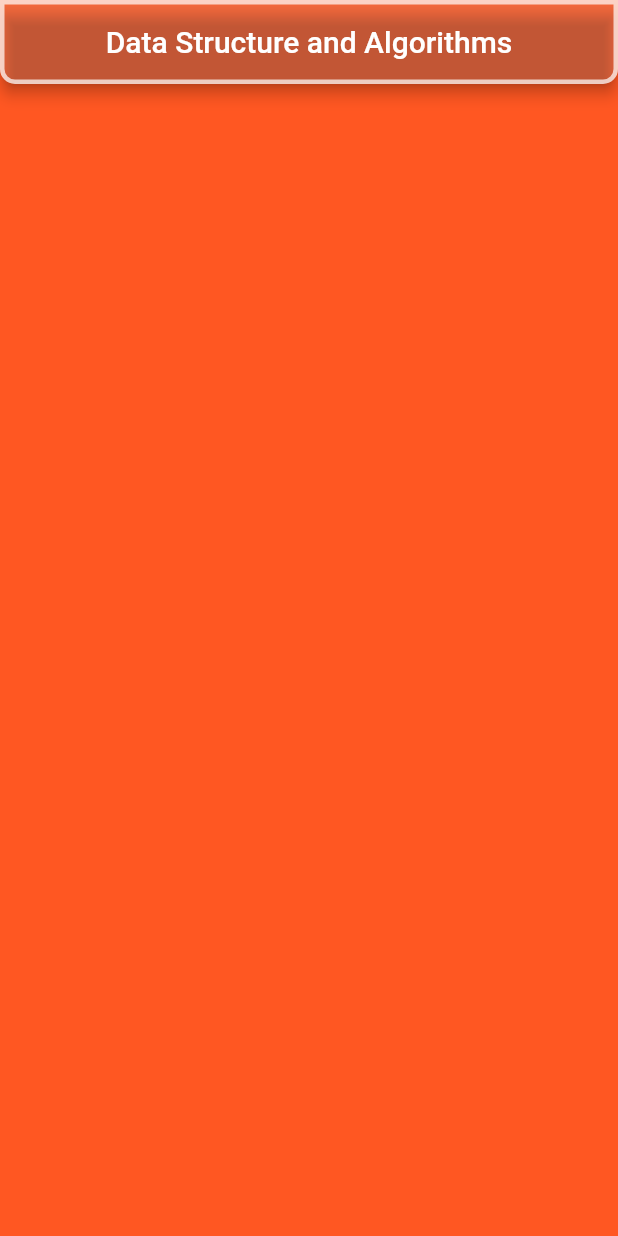
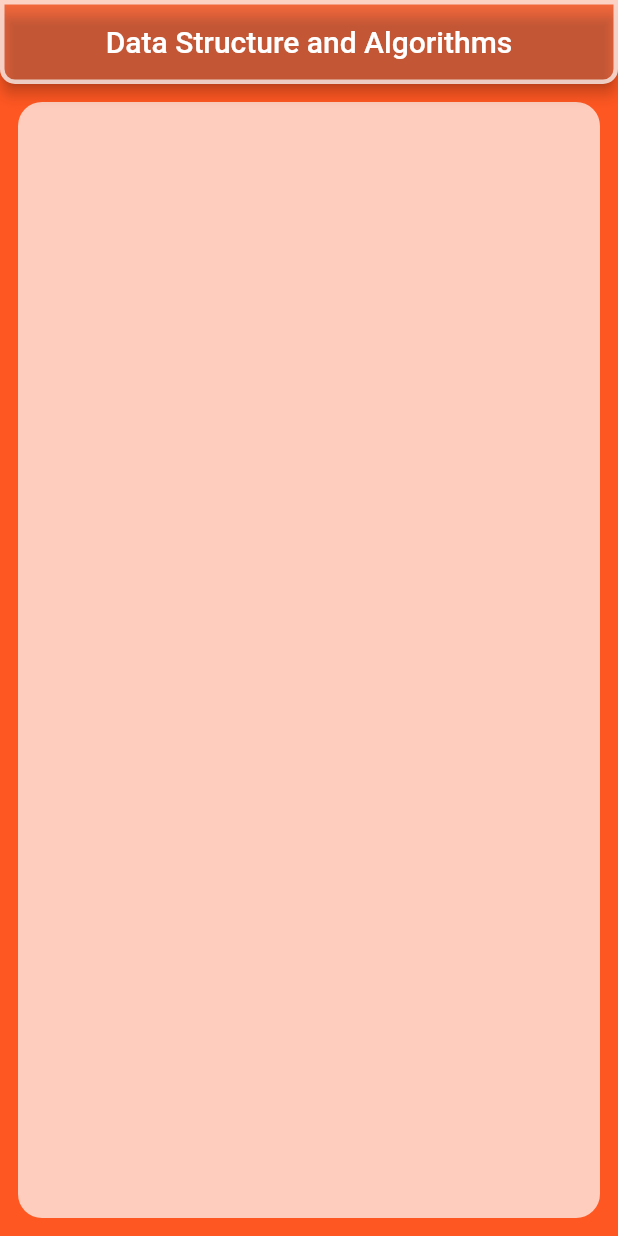
Before and after one commit to Vibhanshu2209/newAlgo, a Flutter app: the screen it shows after launch, on a phone screen of 412 x 824 dp. Run offline on Flutter 3.47's test engine with Material 2 defaults, Android fonts, the phone set to English and light mode, and no system bars; missing offline and left inert: dart:html.

Commit message:
ui2sub container added

```diff
--- a/lib/main.dart
+++ b/lib/main.dart
@@ -28,6 +28,13 @@ class MyApp extends StatelessWidget {
           ),
           title: Text('Data Structure and Algorithms'),
         ),
+        body: Container(
+          margin: EdgeInsets.all(12),
+          decoration: BoxDecoration(
+            color: Colors.white70,
+            borderRadius: BorderRadius.all(Radius.circular(16)),
+          ),
+        ),
       )
     );
   }
```
